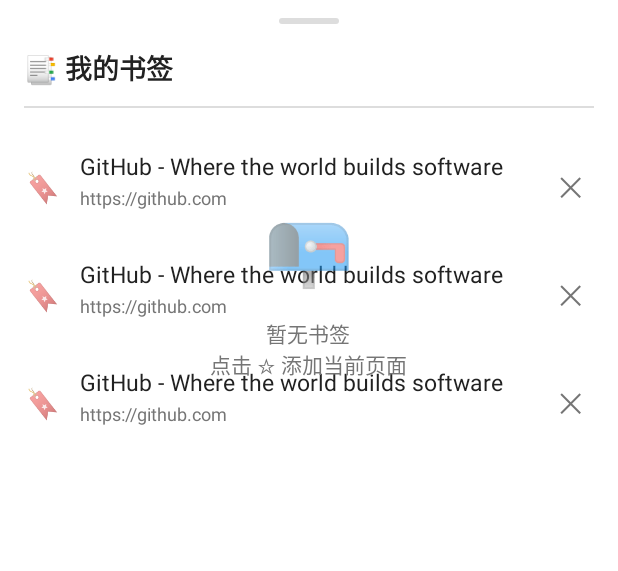
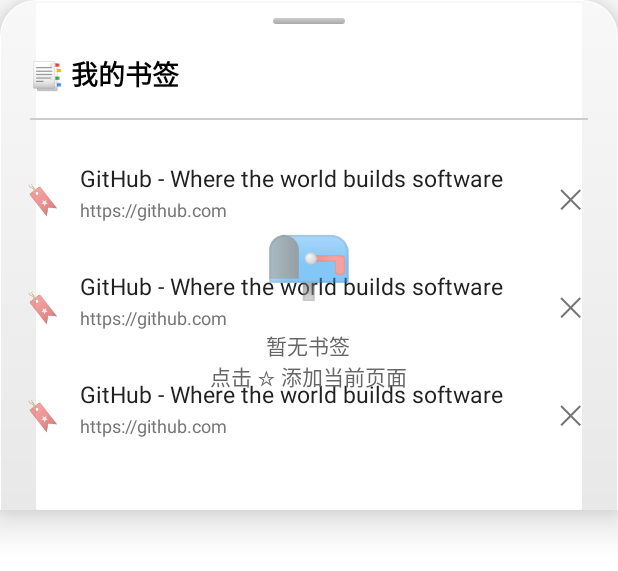
Before and after one commit to pdahd/WebSnap, an Android app: the layout bottom_sheet_bookmarks.xml on its own in the app's theme, with its tools: preview values and no code run, on a phone screen of 412 x 824 dp. Shown: the top 571 px of the screen. Run offline under Robolectric (Android 15) with nearby library versions, the phone set to English and light mode, and no system bars.

Commit message:
Update bottom_sheet_bookmarks.xml

```diff
--- a/app/src/main/res/layout/bottom_sheet_bookmarks.xml
+++ b/app/src/main/res/layout/bottom_sheet_bookmarks.xml
@@ -5,16 +5,17 @@
     xmlns:tools="http://schemas.android.com/tools"
     android:layout_width="match_parent"
     android:layout_height="wrap_content"
-    android:background="@android:color/white"
-    android:paddingBottom="16dp">
+    android:background="@drawable/bottom_sheet_metallic"
+    android:elevation="16dp"
+    android:paddingBottom="20dp">
 
-    <!-- 拖动指示条 -->
+    <!-- 拖动指示条 - 金属风格 -->
     <View
         android:id="@+id/dragHandle"
-        android:layout_width="40dp"
+        android:layout_width="48dp"
         android:layout_height="4dp"
         android:layout_marginTop="12dp"
-        android:background="@drawable/bottom_sheet_handle"
+        android:background="@drawable/bottom_sheet_handle_metallic"
         app:layout_constraintTop_toTopOf="parent"
         app:layout_constraintStart_toStartOf="parent"
         app:layout_constraintEnd_toEndOf="parent" />
@@ -24,12 +25,12 @@
         android:id="@+id/textViewTitle"
         android:layout_width="0dp"
         android:layout_height="wrap_content"
-        android:layout_marginTop="16dp"
-        android:layout_marginHorizontal="16dp"
+        android:layout_marginTop="20dp"
+        android:layout_marginHorizontal="20dp"
         android:text="@string/bookmark_sheet_title"
         android:textSize="18sp"
         android:textStyle="bold"
-        android:textColor="@color/text_primary"
+        android:textColor="#000000"
         app:layout_constraintTop_toBottomOf="@id/dragHandle"
         app:layout_constraintStart_toStartOf="parent"
         app:layout_constraintEnd_toEndOf="parent" />
@@ -39,9 +40,9 @@
         android:id="@+id/divider"
         android:layout_width="0dp"
         android:layout_height="1dp"
-        android:layout_marginTop="12dp"
-        android:layout_marginHorizontal="16dp"
-        android:background="@color/edit_text_stroke"
+        android:layout_marginTop="16dp"
+        android:layout_marginHorizontal="20dp"
+        android:background="#CCCCCC"
         app:layout_constraintTop_toBottomOf="@id/textViewTitle"
         app:layout_constraintStart_toStartOf="parent"
         app:layout_constraintEnd_toEndOf="parent" />
@@ -70,7 +71,7 @@
         android:layout_height="wrap_content"
         android:orientation="vertical"
         android:gravity="center"
-        android:padding="32dp"
+        android:padding="40dp"
         android:visibility="gone"
         app:layout_constraintTop_toBottomOf="@id/divider"
         app:layout_constraintBottom_toBottomOf="parent"
@@ -90,7 +91,7 @@
             android:layout_marginTop="16dp"
             android:text="@string/bookmark_empty_hint"
             android:textSize="14sp"
-            android:textColor="@color/text_secondary"
+            android:textColor="#666666"
             android:gravity="center" />
 
     </LinearLayout>
```
